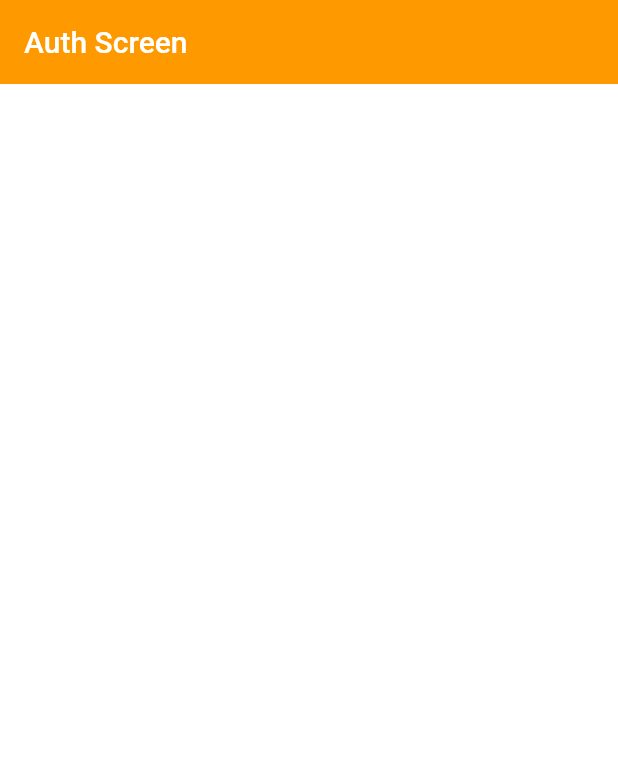
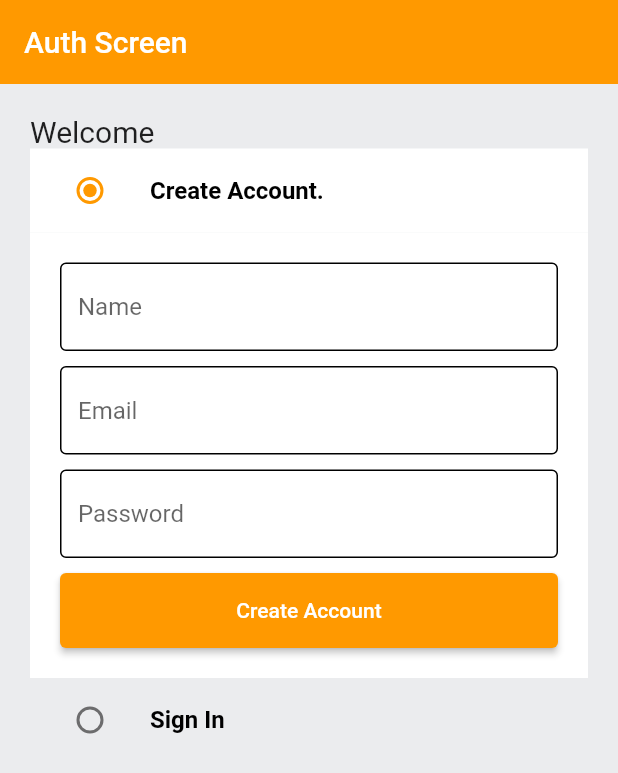
Before and after one commit to yashrajjain726/commercecart, a Flutter app: the screen it shows after launch, on a phone screen of 412 x 824 dp. Shown: the top 773 px of the screen. Run offline on Flutter 3.47's test engine with Material 2 defaults, Android fonts, the light colour scheme and no system bars.

Commit message:
completed implementing auth ui

```diff
--- /dev/null
+++ b/lib/common/widgets/custom_button.dart
@@ -0,0 +1,17 @@
+import 'package:flutter/material.dart';
+
+class CustomButton extends StatelessWidget {
+  final String text;
+  final VoidCallback onPressed;
+  const CustomButton({super.key, required this.text, required this.onPressed});
+
+  @override
+  Widget build(BuildContext context) {
+    return ElevatedButton(
+      onPressed: onPressed,
+      style: ElevatedButton.styleFrom(
+          minimumSize: const Size(double.infinity, 50)),
+      child: Text(text),
+    );
+  }
+}
--- /dev/null
+++ b/lib/common/widgets/custom_textformfield.dart
@@ -0,0 +1,26 @@
+import 'package:flutter/material.dart';
+
+class CustomTextFormField extends StatelessWidget {
+  final TextEditingController controller;
+  final String hintText;
+  const CustomTextFormField({
+    Key? key,
+    required this.controller,
+    required this.hintText,
+  }) : super(key: key);
+
+  @override
+  Widget build(BuildContext context) {
+    return TextFormField(
+      controller: controller,
+      decoration: InputDecoration(
+        hintText: hintText,
+        border: const OutlineInputBorder(
+            borderSide: BorderSide(color: Colors.black)),
+        enabledBorder: const OutlineInputBorder(
+            borderSide: BorderSide(color: Colors.black)),
+      ),
+      validator: (value) {},
+    );
+  }
+}
--- a/lib/features/auth/screens/auth_screen.dart
+++ b/lib/features/auth/screens/auth_screen.dart
@@ -1,4 +1,9 @@
+import 'package:commercecart/common/widgets/custom_button.dart';
+import 'package:commercecart/common/widgets/custom_textformfield.dart';
+import 'package:commercecart/constants/globals.dart';
 import 'package:flutter/material.dart';
+
+enum Auth { signin, signup }
 
 class AuthScreen extends StatefulWidget {
   static const String routeName = '/auth';
@@ -9,10 +14,114 @@ class AuthScreen extends StatefulWidget {
 }
 
 class _AuthScreenState extends State<AuthScreen> {
+  final TextEditingController _emailController = TextEditingController();
+  final TextEditingController _passwordController = TextEditingController();
+  final TextEditingController _nameController = TextEditingController();
+
+  final GlobalKey<FormState> _signInKey = GlobalKey();
+  final GlobalKey<FormState> _signUpKey = GlobalKey();
+  Auth _auth = Auth.signup;
   @override
   Widget build(BuildContext context) {
     return Scaffold(
+      backgroundColor: Globals.greyBackgroundCOlor,
       appBar: AppBar(title: const Text('Auth Screen')),
+      body: SafeArea(
+          child: Padding(
+        padding: const EdgeInsets.all(20),
+        child: Column(
+          crossAxisAlignment: CrossAxisAlignment.start,
+          children: [
+            const Text(
+              'Welcome',
+              style: TextStyle(fontSize: 20),
+            ),
+            ListTile(
+              selected: _auth == Auth.signup,
+              selectedTileColor: Colors.white,
+              leading: Radio(
+                activeColor: Globals.secondaryColor,
+                value: Auth.signup,
+                groupValue: _auth,
+                onChanged: (Auth? _val) {
+                  setState(() {
+                    _auth = _val!;
+                  });
+                },
+              ),
+              title: const Text(
+                'Create Account.',
+                style:
+                    TextStyle(fontWeight: FontWeight.bold, color: Colors.black),
+              ),
+            ),
+            _auth == Auth.signup
+                ? Container(
+                    color: Colors.white,
+                    padding: const EdgeInsets.all(20),
+                    child: Form(
+                      key: _signUpKey,
+                      child: Column(
+                        children: [
+                          CustomTextFormField(
+                              controller: _emailController, hintText: 'Name'),
+                          const SizedBox(height: 10),
+                          CustomTextFormField(
+                              controller: _nameController, hintText: 'Email'),
+                          const SizedBox(height: 10),
+                          CustomTextFormField(
+                              controller: _passwordController,
+                              hintText: 'Password'),
+                          const SizedBox(height: 10),
+                          CustomButton(text: 'Create Account', onPressed: () {})
+                        ],
+                      ),
+                    ),
+                  )
+                : const SizedBox.shrink(),
+            ListTile(
+              selected: _auth == Auth.signin,
+              selectedTileColor: Colors.white,
+              leading: Radio(
+                activeColor: Globals.secondaryColor,
+                value: Auth.signin,
+                groupValue: _auth,
+                onChanged: (Auth? _val) {
+                  setState(() {
+                    _auth = _val!;
+                  });
+                },
+              ),
+              title: const Text(
+                'Sign In',
+                style:
+                    TextStyle(fontWeight: FontWeight.bold, color: Colors.black),
+              ),
+            ),
+            _auth == Auth.signin
+                ? Container(
+                    decoration: const BoxDecoration(color: Colors.white),
+                    padding: const EdgeInsets.all(20),
+                    child: Form(
+                      key: _signInKey,
+                      child: Column(
+                        children: [
+                          CustomTextFormField(
+                              controller: _nameController, hintText: 'Email'),
+                          const SizedBox(height: 10),
+                          CustomTextFormField(
+                              controller: _passwordController,
+                              hintText: 'Password'),
+                          const SizedBox(height: 10),
+                          CustomButton(text: 'Create Account', onPressed: () {})
+                        ],
+                      ),
+                    ),
+                  )
+                : const SizedBox.shrink(),
+          ],
+        ),
+      )),
     );
   }
 }
--- a/lib/main.dart
+++ b/lib/main.dart
@@ -19,9 +19,7 @@ class MyApp extends StatelessWidget {
                 const ColorScheme.light(primary: Globals.secondaryColor),
             scaffoldBackgroundColor: Globals.backgroundColor,
             appBarTheme: const AppBarTheme(
-              elevation: 0,
-              iconTheme: IconThemeData(color: Colors.black),
-            )),
+                elevation: 0, iconTheme: IconThemeData(color: Colors.black))),
         onGenerateRoute: (settings) => onGenerateRoute(settings),
         home: const AuthScreen());
   }
```
